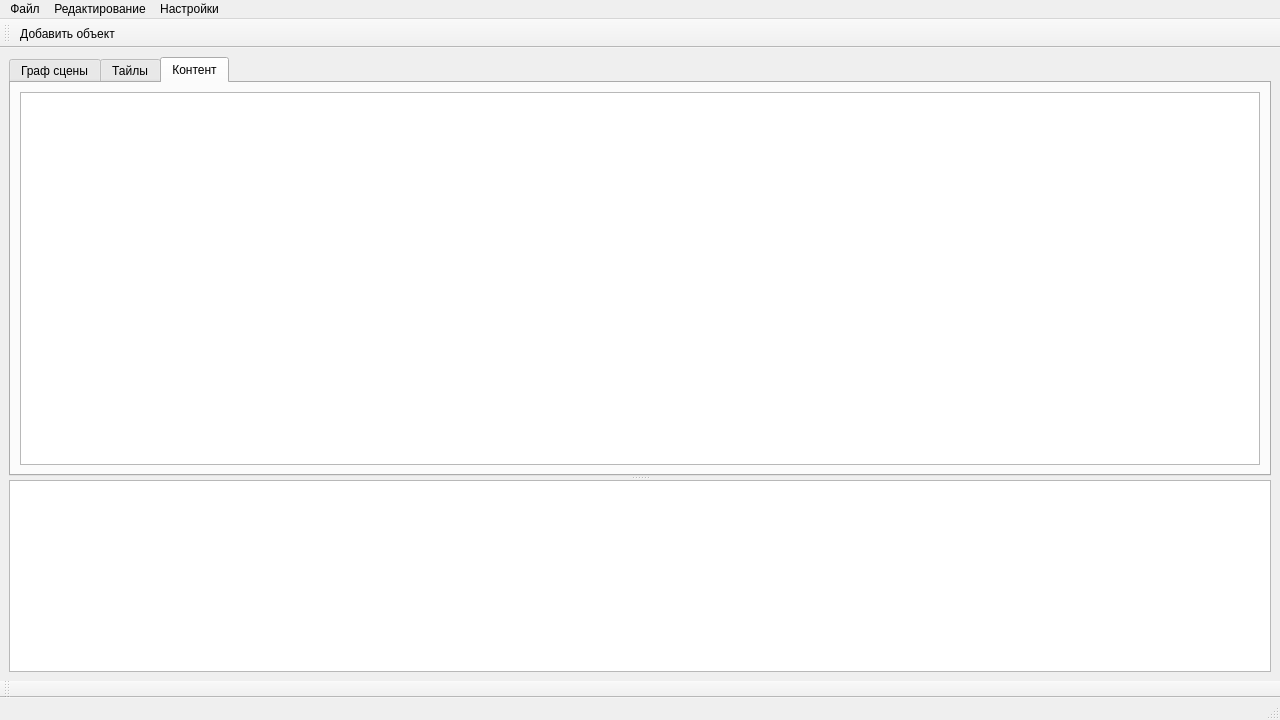
Above: src/MainWindow.ui from asafran/RouteEditor before the change. Below: the same form after it.
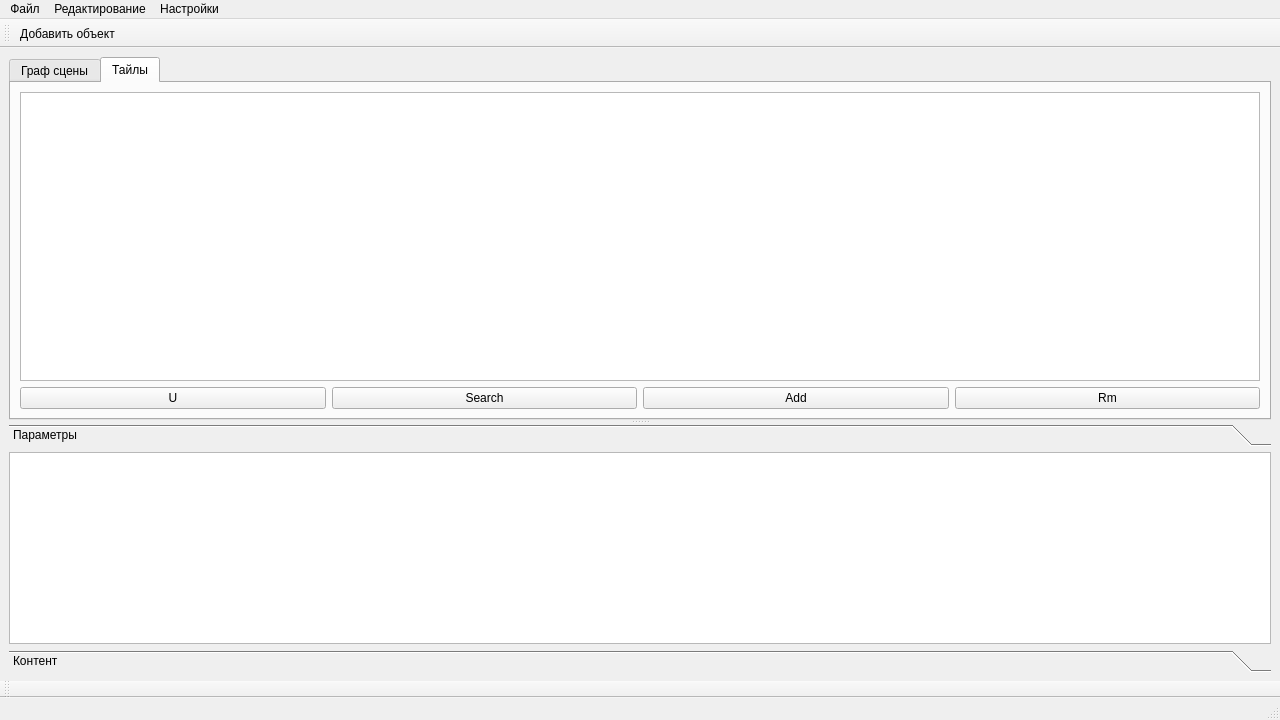
That is the form after the change. The open tabs and pages were chosen to show the change.

The edit to the form file:
```diff
--- a/src/MainWindow.ui
+++ b/src/MainWindow.ui
@@ -23,31 +23,13 @@
    <locale language="Russian" country="Russia"/>
   </property>
   <widget class="QWidget" name="centralwidget">
-   <layout class="QVBoxLayout" name="verticalLayout">
+   <layout class="QVBoxLayout" name="verticalLayout_4">
     <item>
      <widget class="QSplitter" name="centralsplitter">
-      <property name="layoutDirection">
-       <enum>Qt::LeftToRight</enum>
-      </property>
       <property name="orientation">
        <enum>Qt::Horizontal</enum>
       </property>
-      <property name="childrenCollapsible">
-       <bool>false</bool>
-      </property>
-      <widget class="QSplitter" name="editorsplitter">
-       <property name="sizePolicy">
-        <sizepolicy hsizetype="Minimum" vsizetype="Preferred">
-         <horstretch>0</horstretch>
-         <verstretch>0</verstretch>
-        </sizepolicy>
-       </property>
-       <property name="minimumSize">
-        <size>
-         <width>200</width>
-         <height>100</height>
-        </size>
-       </property>
+      <widget class="QSplitter" name="splitter">
        <property name="orientation">
         <enum>Qt::Vertical</enum>
        </property>
@@ -177,31 +159,75 @@
           </item>
          </layout>
         </widget>
+       </widget>
+       <widget class="QToolBox" name="toolBox">
+        <property name="currentIndex">
+         <number>1</number>
+        </property>
+        <widget class="QWidget" name="settings">
+         <property name="geometry">
+          <rect>
+           <x>0</x>
+           <y>0</y>
+           <width>1227</width>
+           <height>114</height>
+          </rect>
+         </property>
+         <attribute name="label">
+          <string>Параметры</string>
+         </attribute>
+         <layout class="QVBoxLayout" name="verticalLayout">
+          <property name="spacing">
+           <number>0</number>
+          </property>
+          <property name="leftMargin">
+           <number>0</number>
+          </property>
+          <property name="topMargin">
+           <number>0</number>
+          </property>
+          <property name="rightMargin">
+           <number>0</number>
+          </property>
+          <property name="bottomMargin">
+           <number>0</number>
+          </property>
+          <item>
+           <widget class="QTableView" name="tableView"/>
+          </item>
+         </layout>
+        </widget>
         <widget class="QWidget" name="content">
-         <attribute name="title">
+         <property name="geometry">
+          <rect>
+           <x>0</x>
+           <y>0</y>
+           <width>1250</width>
+           <height>112</height>
+          </rect>
+         </property>
+         <attribute name="label">
           <string>Контент</string>
          </attribute>
-         <layout class="QHBoxLayout" name="horizontalLayout">
-          <item>
-           <widget class="QTreeView" name="contentView"/>
-          </item>
+         <layout class="QVBoxLayout" name="verticalLayout_3">
+          <property name="spacing">
+           <number>0</number>
+          </property>
+          <property name="leftMargin">
+           <number>0</number>
+          </property>
+          <property name="topMargin">
+           <number>0</number>
+          </property>
+          <property name="rightMargin">
+           <number>0</number>
+          </property>
+          <property name="bottomMargin">
+           <number>0</number>
+          </property>
          </layout>
         </widget>
        </widget>
-       <widget class="QTableView" name="editPropView">
-        <property name="sizePolicy">
-         <sizepolicy hsizetype="Preferred" vsizetype="Minimum">
-          <horstretch>0</horstretch>
-          <verstretch>0</verstretch>
-         </sizepolicy>
-        </property>
-        <property name="minimumSize">
-         <size>
-          <width>0</width>
-          <height>0</height>
-         </size>
-        </property>
-       </widget>
       </widget>
      </widget>
     </item>
```
